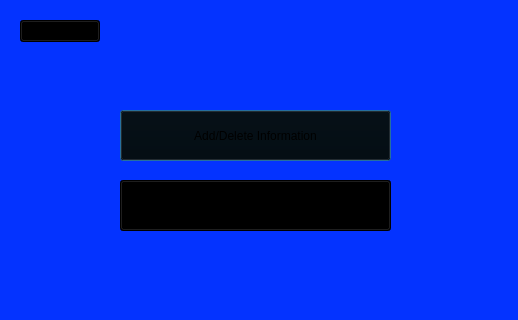
Above: BaseballProject2/maintenance.ui from tholm1/CS1D-Project-2-Baseball before the change. Below: the same form after it.
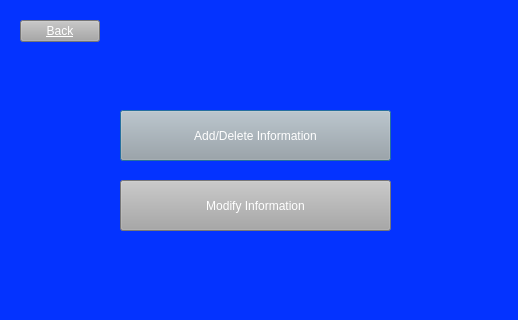
That is the form after the change.

Diff of the .ui file:
```diff
--- a/BaseballProject2/maintenance.ui
+++ b/BaseballProject2/maintenance.ui
@@ -26,7 +26,8 @@
     </rect>
    </property>
    <property name="styleSheet">
-    <string notr="true">background-color: rgb(0, 0, 0)</string>
+    <string notr="true">color: rgb(255, 255, 255);
+background-color: rgb(167, 167, 167);</string>
    </property>
    <property name="text">
     <string>Add/Delete Information</string>
@@ -42,7 +43,8 @@
     </rect>
    </property>
    <property name="styleSheet">
-    <string notr="true">background-color: rgb(0, 0, 0)</string>
+    <string notr="true">color: rgb(255, 255, 255);
+background-color: rgb(167, 167, 167);</string>
    </property>
    <property name="text">
     <string>Modify Information</string>
@@ -60,7 +62,8 @@
    <property name="styleSheet">
     <string notr="true">font: 8pt &quot;MS Shell Dlg 2&quot;;
 text-decoration: underline;
-background-color: rgb(0, 0, 0)</string>
+color: rgb(255, 255, 255);
+background-color: rgb(167, 167, 167);</string>
    </property>
    <property name="text">
     <string>Back</string>
```
